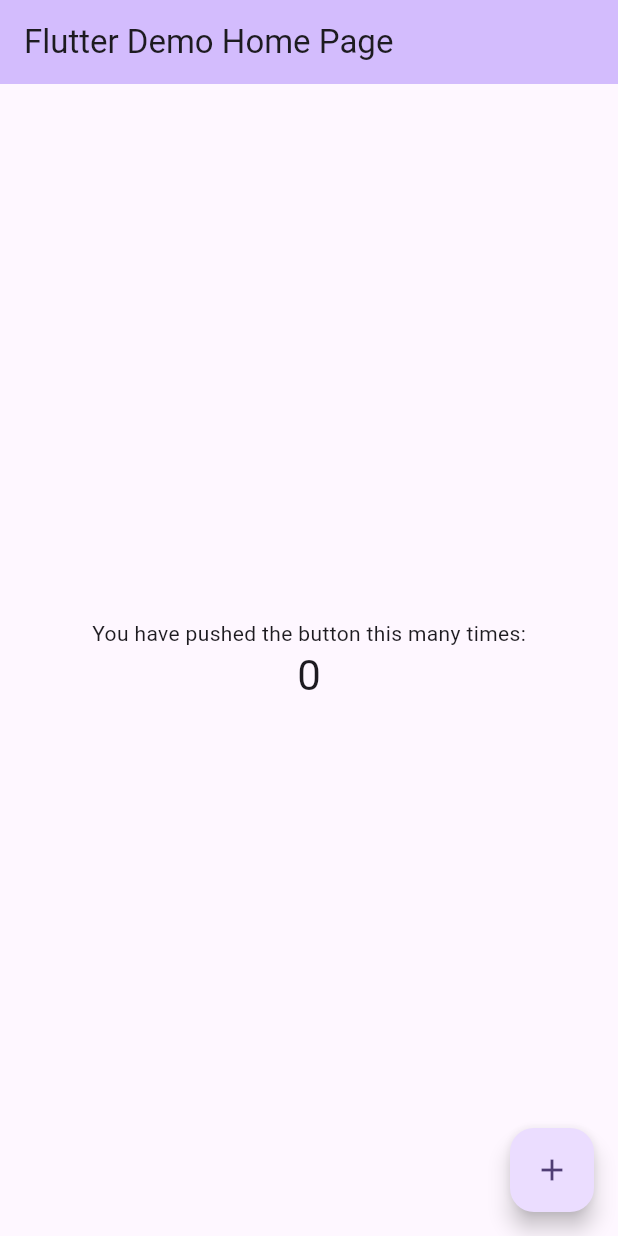
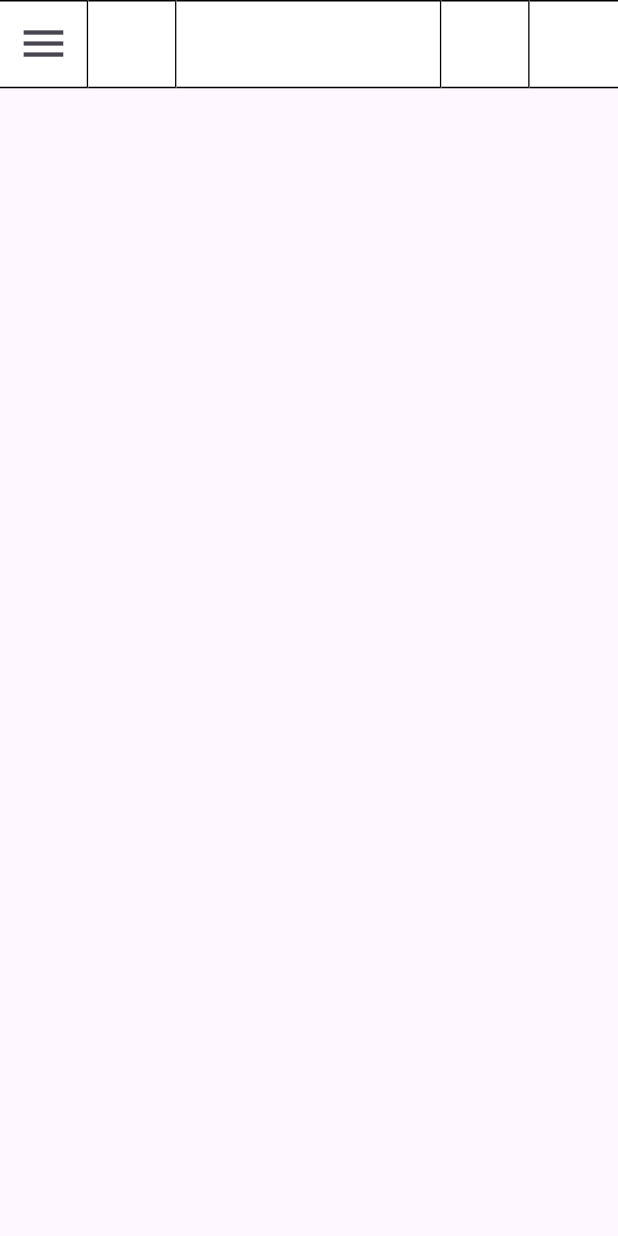
Before and after one commit to hashtag-mood/old_mecore, a Flutter app: the screen it shows after launch, on a phone screen of 412 x 824 dp. Run offline on Flutter 3.47's test engine with Material 3 defaults, Android fonts, the phone set to English and light mode, and no system bars.

Commit message:
Create basic header structure

```diff
--- a/lib/main.dart
+++ b/lib/main.dart
@@ -1,125 +1,110 @@
 import 'package:flutter/material.dart';
+import 'setting/drawer.dart';
 
 void main() {
-  runApp(const MyApp());
+  runApp(const Diary());
 }
 
-class MyApp extends StatelessWidget {
-  const MyApp({super.key});
+class Diary extends StatelessWidget {
+  const Diary({super.key});
 
-  // This widget is the root of your application.
   @override
   Widget build(BuildContext context) {
-    return MaterialApp(
-      title: 'Flutter Demo',
-      theme: ThemeData(
-        // This is the theme of your application.
-        //
-        // TRY THIS: Try running your application with "flutter run". You'll see
-        // the application has a purple toolbar. Then, without quitting the app,
-        // try changing the seedColor in the colorScheme below to Colors.green
-        // and then invoke "hot reload" (save your changes or press the "hot
-        // reload" button in a Flutter-supported IDE, or press "r" if you used
-        // the command line to start the app).
-        //
-        // Notice that the counter didn't reset back to zero; the application
-        // state is not lost during the reload. To reset the state, use hot
-        // restart instead.
-        //
-        // This works for code too, not just values: Most code changes can be
-        // tested with just a hot reload.
-        colorScheme: ColorScheme.fromSeed(seedColor: Colors.deepPurple),
-        useMaterial3: true,
-      ),
-      home: const MyHomePage(title: 'Flutter Demo Home Page'),
-    );
+    return MaterialApp(home: const TodayPage());
   }
 }
 
-class MyHomePage extends StatefulWidget {
-  const MyHomePage({super.key, required this.title});
-
-  // This widget is the home page of your application. It is stateful, meaning
-  // that it has a State object (defined below) that contains fields that affect
-  // how it looks.
-
-  // This class is the configuration for the state. It holds the values (in this
-  // case the title) provided by the parent (in this case the App widget) and
-  // used by the build method of the State. Fields in a Widget subclass are
-  // always marked "final".
-
-  final String title;
+class TodayPage extends StatefulWidget {
+  const TodayPage({super.key});
 
   @override
-  State<MyHomePage> createState() => _MyHomePageState();
+  State<TodayPage> createState() => _TodayPageState();
 }
 
-class _MyHomePageState extends State<MyHomePage> {
-  int _counter = 0;
+final mainBorderSide = BorderSide(color: Colors.black);
 
-  void _incrementCounter() {
-    setState(() {
-      // This call to setState tells the Flutter framework that something has
-      // changed in this State, which causes it to rerun the build method below
-      // so that the display can reflect the updated values. If we changed
-      // _counter without calling setState(), then the build method would not be
-      // called again, and so nothing would appear to happen.
-      _counter++;
-    });
-  }
-
+class _TodayPageState extends State<TodayPage> {
   @override
   Widget build(BuildContext context) {
-    // This method is rerun every time setState is called, for instance as done
-    // by the _incrementCounter method above.
-    //
-    // The Flutter framework has been optimized to make rerunning build methods
-    // fast, so that you can just rebuild anything that needs updating rather
-    // than having to individually change instances of widgets.
-    return Scaffold(
-      appBar: AppBar(
-        // TRY THIS: Try changing the color here to a specific color (to
-        // Colors.amber, perhaps?) and trigger a hot reload to see the AppBar
-        // change color while the other colors stay the same.
-        backgroundColor: Theme.of(context).colorScheme.inversePrimary,
-        // Here we take the value from the MyHomePage object that was created by
-        // the App.build method, and use it to set our appbar title.
-        title: Text(widget.title),
-      ),
-      body: Center(
-        // Center is a layout widget. It takes a single child and positions it
-        // in the middle of the parent.
-        child: Column(
-          // Column is also a layout widget. It takes a list of children and
-          // arranges them vertically. By default, it sizes itself to fit its
-          // children horizontally, and tries to be as tall as its parent.
-          //
-          // Column has various properties to control how it sizes itself and
-          // how it positions its children. Here we use mainAxisAlignment to
-          // center the children vertically; the main axis here is the vertical
-          // axis because Columns are vertical (the cross axis would be
-          // horizontal).
-          //
-          // TRY THIS: Invoke "debug painting" (choose the "Toggle Debug Paint"
-          // action in the IDE, or press "p" in the console), to see the
-          // wireframe for each widget.
-          mainAxisAlignment: MainAxisAlignment.center,
-          children: <Widget>[
-            const Text(
-              'You have pushed the button this many times:',
-            ),
-            Text(
-              '$_counter',
-              style: Theme.of(context).textTheme.headlineMedium,
+    double mainHeight = MediaQuery.of(context).size.width / 7;
+    return SafeArea(
+      child: Scaffold(
+        body: Stack(
+          children: [
+            Container(
+              height: mainHeight,
+              child: Row(
+                children: [
+                  Expanded(
+                      flex: 1,
+                      child: Container(
+                        height: double.infinity,
+                        child: IconButton(
+                          onPressed: () {},
+                          icon: Icon(Icons.menu_sharp),
+                          iconSize: mainHeight * 0.6,
+                        ),
+                        decoration: BoxDecoration(
+                            color: Colors.white,
+                            border: Border(
+                              top: mainBorderSide,
+                              bottom: mainBorderSide,
+                              right: mainBorderSide,
+                            )),
+                      )),
+                  Expanded(
+                    flex: 1,
+                    child: Container(
+                      decoration: BoxDecoration(
+                        color: Colors.white,
+                        border: Border(
+                          top: mainBorderSide,
+                          bottom: mainBorderSide,
+                          right: mainBorderSide,
+                        ),
+                      ),
+                    ),
+                  ),
+                  Expanded(
+                    flex: 3,
+                    child: Container(
+                      decoration: BoxDecoration(
+                        color: Colors.white,
+                        border: Border(
+                          top: mainBorderSide,
+                          bottom: mainBorderSide,
+                          right: mainBorderSide,
+                        ),
+                      ),
+                    ),
+                  ),
+                  Expanded(
+                    flex: 1,
+                    child: Container(
+                        decoration: BoxDecoration(
+                            color: Colors.white,
+                            border: Border(
+                              top: mainBorderSide,
+                              bottom: mainBorderSide,
+                              right: mainBorderSide,
+                            ))),
+                  ),
+                  Expanded(
+                    flex: 1,
+                    child: Container(
+                        decoration: BoxDecoration(
+                            color: Colors.white,
+                            border: Border(
+                              top: mainBorderSide,
+                              bottom: mainBorderSide,
+                            ))),
+                  ),
+                ],
+              ),
             ),
           ],
         ),
       ),
-      floatingActionButton: FloatingActionButton(
-        onPressed: _incrementCounter,
-        tooltip: 'Increment',
-        child: const Icon(Icons.add),
-      ), // This trailing comma makes auto-formatting nicer for build methods.
     );
   }
 }
--- /dev/null
+++ b/lib/setting/drawer.dart
@@ -0,0 +1,10 @@
+import 'package:flutter/material.dart';
+
+class Drawer extends StatelessWidget {
+  const Drawer({super.key});
+
+  @override
+  Widget build(BuildContext context) {
+    return Scaffold(drawer: Drawer());
+  }
+}
--- a/pubspec.yaml
+++ b/pubspec.yaml
@@ -35,6 +35,7 @@ dependencies:
   # The following adds the Cupertino Icons font to your application.
   # Use with the CupertinoIcons class for iOS style icons.
   cupertino_icons: ^1.0.2
+  device_preview: ^1.2.0
 
 dev_dependencies:
   flutter_test:
@@ -59,8 +60,8 @@ flutter:
   uses-material-design: true
 
   # To add assets to your application, add an assets section, like this:
-  # assets:
-  #   - images/a_dot_burr.jpeg
+  assets:
+    - assets/
   #   - images/a_dot_ham.jpeg
 
   # An image asset can refer to one or more resolution-specific "variants", see
```
Also changed, not shown: README-img.png (added), pubspec.lock, 3 other files.
